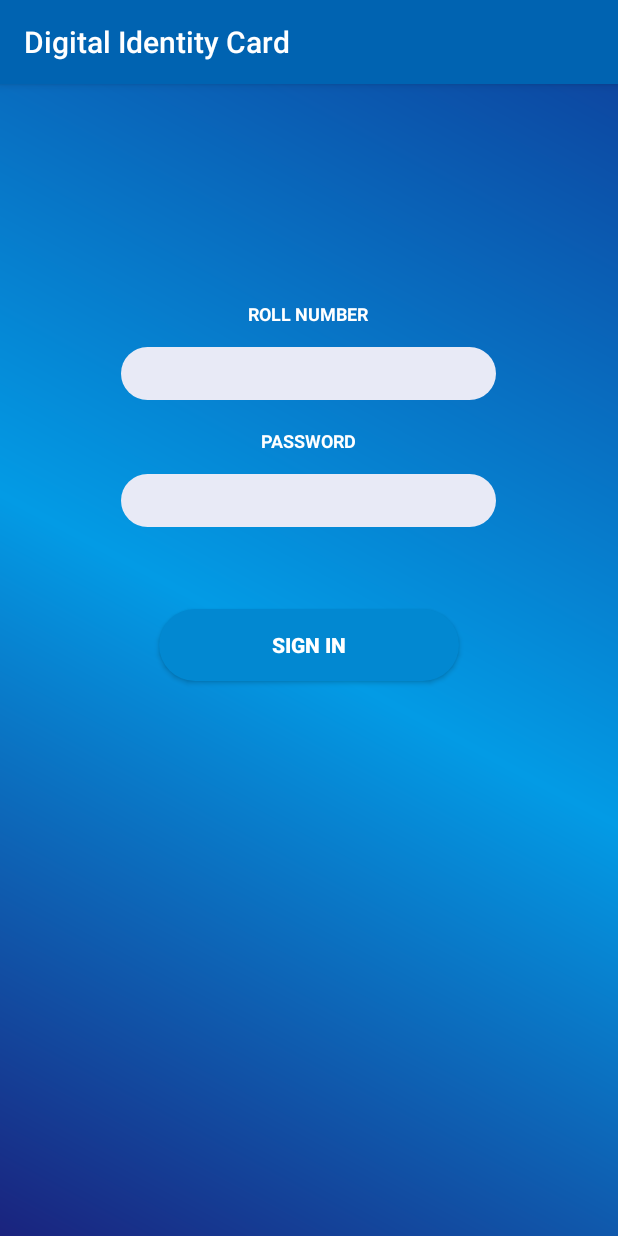
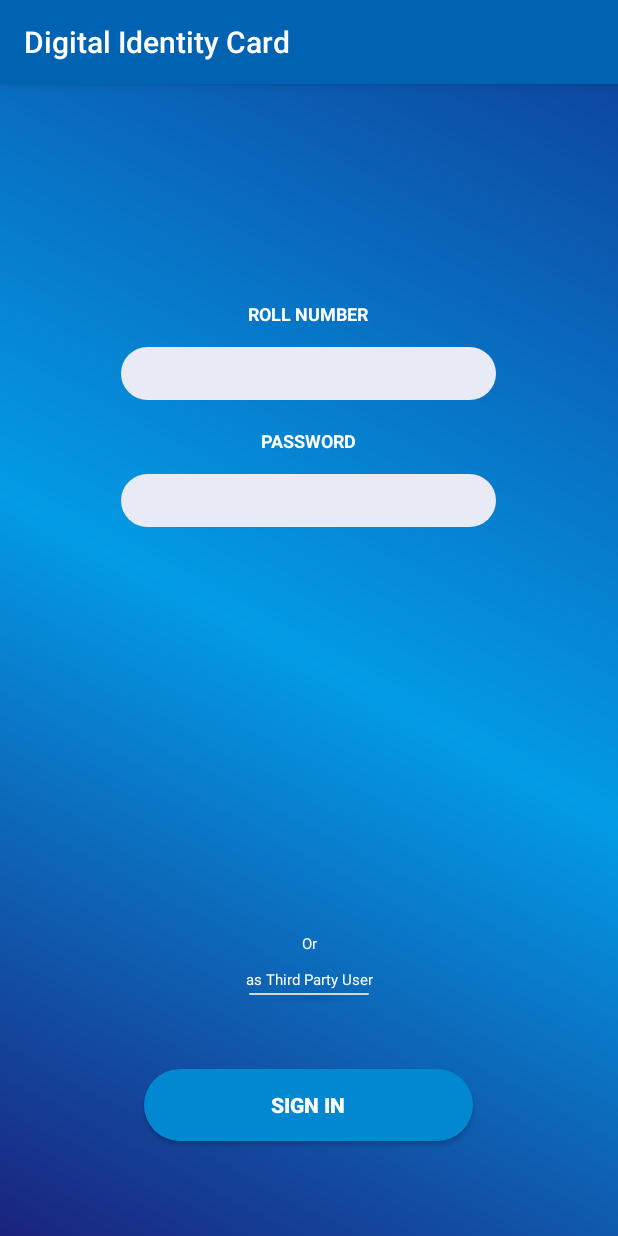
Before and after one commit to zimbabirbal/Digital_Identity_blockchain, an Android app: the screen it shows after launch (MainActivity), on a phone screen of 412 x 824 dp. Run offline under Robolectric (Android 15) with nearby library versions, the phone set to English and light mode, and no system bars; our stand-ins replace Volley.

```diff
--- a/app/src/main/java/com/example/bjimba/digitalidentitycard/MainActivity.java
+++ b/app/src/main/java/com/example/bjimba/digitalidentitycard/MainActivity.java
@@ -8,14 +8,30 @@ import android.widget.Button;
 import android.widget.EditText;
 import android.widget.Toast;
 
+import com.android.volley.AuthFailureError;
+import com.android.volley.Request;
+import com.android.volley.RequestQueue;
+import com.android.volley.Response;
+import com.android.volley.VolleyError;
+import com.android.volley.toolbox.StringRequest;
+
+import org.json.JSONArray;
+import org.json.JSONException;
+import org.json.JSONObject;
+
 import java.nio.charset.StandardCharsets;
 import java.security.MessageDigest;
 import java.security.NoSuchAlgorithmException;
+import java.util.HashMap;
+import java.util.Map;
 
 public class MainActivity extends AppCompatActivity {
 
     EditText rollNum,password;
     Button btnSign;
+    String url = "http://ma-gar.com/blockchain/viewData.php";
+    RequestQueue requestQueue;
+    String globalPassword="";
 
     Cursor c;
 
@@ -26,6 +42,7 @@ public class MainActivity extends AppCompatActivity {
         rollNum = (EditText)findViewById(R.id.rollET);
         password =(EditText)findViewById(R.id.passwordET);
         btnSign =(Button)findViewById(R.id.btnSign);
+
 
 
         btnSign.setOnClickListener(new View.OnClickListener() {
@@ -40,11 +57,13 @@ public class MainActivity extends AppCompatActivity {
                 }
                 else
                 {
-                    //Toast.makeText(getApplicationContext(), "Form submit successfully ", Toast.LENGTH_SHORT).show();
-                    android.content.Intent i = new android.content.Intent(getApplicationContext(),Main2Activity.class);
-                    i.putExtra("key1", rollNum.getText().toString());
-                    i.putExtra("key2", passwordEncryption(password.getText().toString()));
-                    startActivity(i);
+
+
+                      android.content.Intent i = new android.content.Intent(getApplicationContext(),Main2Activity.class);
+                      i.putExtra("key1", rollNum.getText().toString());
+                      i.putExtra("key2", passwordEncryption(password.getText().toString()));
+                      startActivity(i);
+
 
 
 
@@ -79,6 +98,14 @@ public class MainActivity extends AppCompatActivity {
         }
         return hexString.toString();
     }
+    public void onClick(View v) {
+        android.content.Intent i = new android.content.Intent(getApplicationContext(),Main4Activity.class);
+        //i.putExtra("hash_Value", hash_Value);
+
+        startActivity(i);
+
+    }
+
 
 
 }
--- a/app/src/main/res/layout/activity_main.xml
+++ b/app/src/main/res/layout/activity_main.xml
@@ -57,18 +57,54 @@
         android:ems="10"
         android:inputType="textPassword" />
 
+    <TextView
+        android:id="@+id/textView3"
+        android:layout_width="188dp"
+        android:layout_height="wrap_content"
+        android:layout_alignParentBottom="true"
+        android:layout_centerHorizontal="true"
+        android:layout_marginBottom="188dp"
+        android:text="Or"
+        android:textSize="10sp"
+        android:textColor="@color/white"
+        android:textAlignment="center" />
+
+    <TextView
+        android:id="@+id/textView4"
+        android:layout_width="188dp"
+        android:layout_height="wrap_content"
+        android:layout_alignParentBottom="true"
+
+        android:layout_centerHorizontal="true"
+        android:layout_marginBottom="164dp"
+        android:clickable="true"
+        android:onClick="onClick"
+        android:text="as Third Party User"
+        android:textAlignment="center"
+        android:textColor="@color/white"
+        android:textSize="10sp" />
+
     <Button
-        android:layout_width="200dp"
+        android:id="@+id/button3"
+        android:layout_width="wrap_content"
+        android:layout_height="13dp"
+        android:layout_alignTop="@+id/textView4"
+        android:layout_centerHorizontal="true"
+        android:layout_marginTop="10dp"
+        android:text="Button" />
+
+    <Button
+        android:id="@+id/btnSign"
+        android:layout_width="219dp"
         android:layout_height="wrap_content"
+        android:layout_alignParentBottom="true"
         android:layout_centerHorizontal="true"
+        android:layout_marginBottom="63dp"
+        android:background="@drawable/roundbutton"
         android:text="sign in"
-        android:textStyle="bold"
-        android:textColor="#ffff"
-        android:layout_marginTop="350dp"
-        android:background="@drawable/roundbutton"
-        android:id="@+id/btnSign"
 
 
-        />
+        android:textColor="#ffff"
+        android:textStyle="bold" />
 
 </RelativeLayout>
```
Also changed, not shown: app/src/main/java/com/example/bjimba/digitalidentitycard/Main2Activity.java (+17 -15 lines), app/src/main/java/com/example/bjimba/digitalidentitycard/Main4Activity.java (+84 -4 lines), app/src/main/res/layout/activity_main2.xml (+3 -14 lines), app/src/main/res/drawable/idbga.png.
